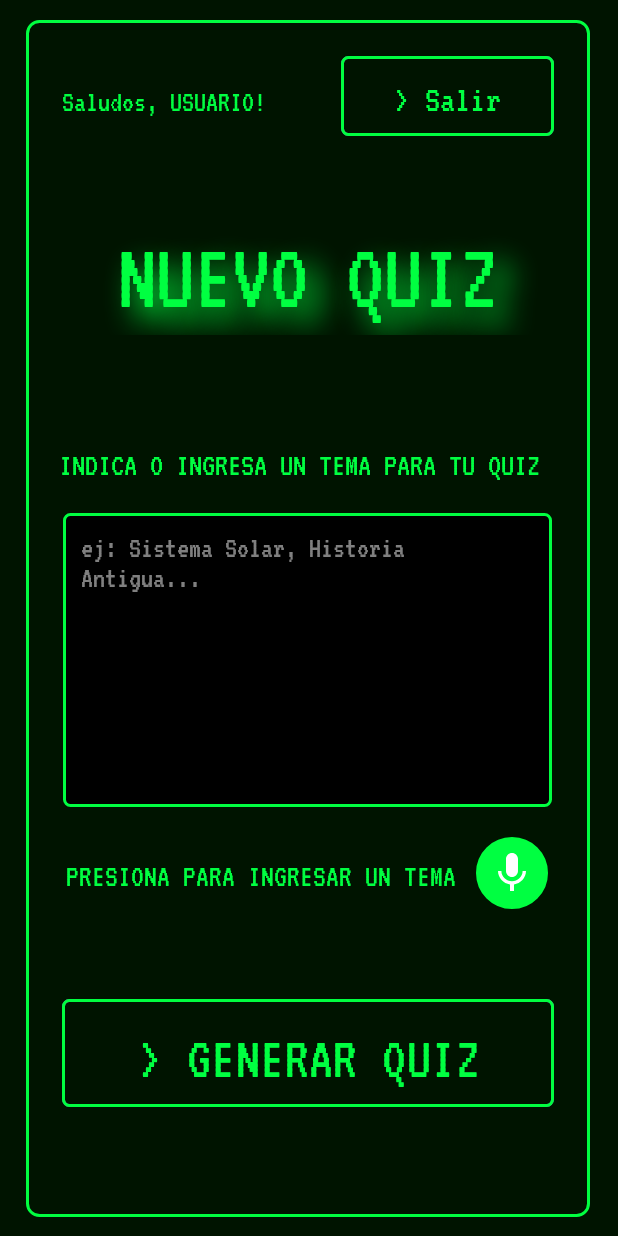
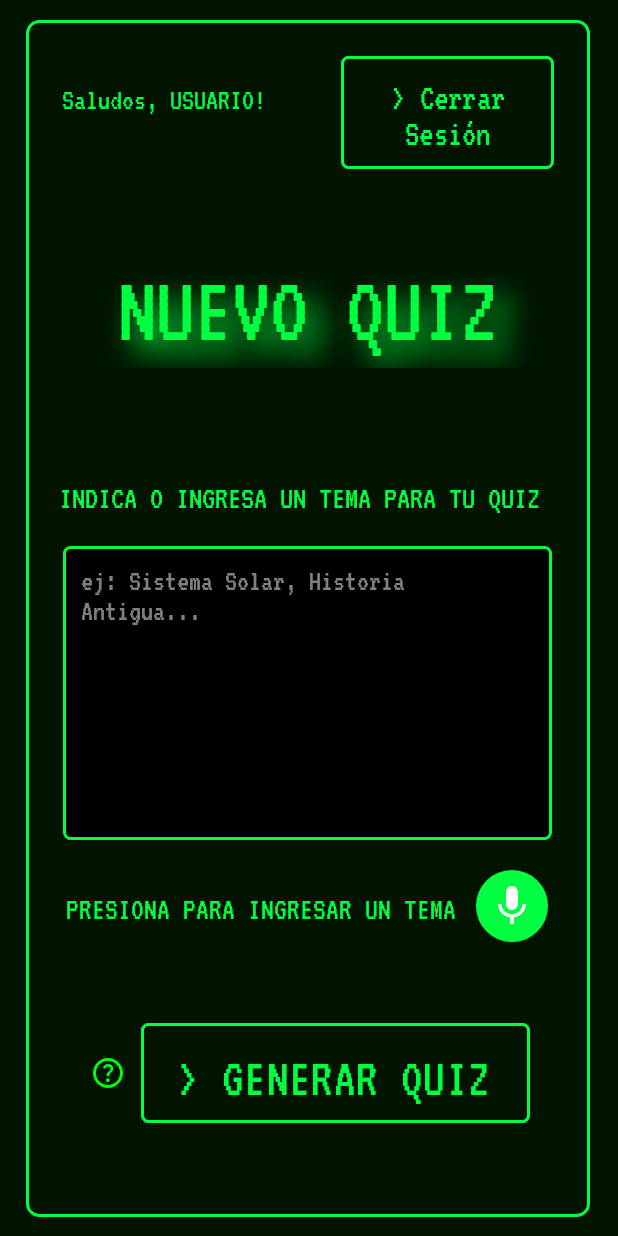
Before and after one commit to BrunoGust/TriviaTrainer, an Android app: the InicioActivity screen opened directly, with no data from a screen before it, on a phone screen of 412 x 824 dp. Run offline under Robolectric (Android 15) with nearby library versions, the phone set to English and light mode, and no system bars; libraries missing offline, so code that uses them is left out: com.google.ai.client; 3 statements that could not run were skipped.

Commit message:
Agregar boton ayuda contextual a pantalla inicio

```diff
--- a/app/src/main/res/layout/activity_inicio.xml
+++ b/app/src/main/res/layout/activity_inicio.xml
@@ -28,18 +28,18 @@
             android:id="@+id/fragmentContainerView"
             android:layout_width="match_parent"
             android:layout_height="wrap_content">
-
+            <!-- Botón saludos usuario -->
             <TextView
-                android:id="@+id/textView4"
+                android:id="@+id/saludo_usuario_inicio"
                 android:layout_width="wrap_content"
                 android:layout_height="wrap_content"
                 android:fontFamily="@font/vt323"
                 android:text="Saludos, USUARIO!"
                 android:textColor="@color/text_color"
                 android:textSize="20dp" />
-
+            <!-- Botón cerrar sesion -->
             <Button
-                android:id="@+id/salir_btn"
+                android:id="@+id/cerrar_sesion_inicio"
                 android:layout_width="wrap_content"
                 android:layout_height="wrap_content"
                 android:layout_marginLeft="50dp"
@@ -47,14 +47,14 @@
                 android:background="@drawable/generic_button_selector"
                 android:fontFamily="@font/vt323"
                 android:foreground="@drawable/button_border_green"
-                android:text="@string/salir_btn"
+                android:text="> Cerrar Sesión"
                 android:textColor="@color/text_color"
-                android:textSize="25sp" />
+                android:textSize="24sp" />
 
         </LinearLayout>
 
         <TextView
-            android:id="@+id/textView"
+            android:id="@+id/textViewNuevoQuiz"
             android:layout_width="match_parent"
             android:layout_height="87dp"
             android:layout_marginTop="45dp"
@@ -69,7 +69,7 @@
             android:textSize="64sp" />
 
         <TextView
-            android:id="@+id/textView2"
+            android:id="@+id/textViewIndicacionesNuevoQuiz"
             android:layout_width="332dp"
             android:layout_height="wrap_content"
             android:layout_marginTop="70sp"
@@ -127,18 +127,44 @@
                 android:src="@drawable/icon_microphono_white" />
 
         </LinearLayout>
+        <LinearLayout
+            android:layout_width="match_parent"
+            android:layout_height="match_parent"
+            android:orientation="horizontal"
+            android:layout_marginTop="16dp"
+            android:paddingHorizontal="16dp"
+            android:gravity="center_vertical"
+            android:weightSum="10">
 
+            <!-- Botón de ayuda contextual inicio -->
+            <ImageButton
+                android:id="@+id/buttonHelpInicio"
+                android:layout_width="0dp"
+                android:layout_height="wrap_content"
+                android:layout_weight="1"
+                android:layout_marginEnd="8dp"
+                android:src="@drawable/help_24px"
+                android:background="@null"
+                app:tint="#00FF11"
+                android:contentDescription="boton de ayuda" />
+
+            <!-- Botón generar quiz -->
             <Button
                 android:id="@+id/generar_quiz_btn"
-            android:layout_width="match_parent"
+                android:layout_width="0dp"
                 android:layout_height="wrap_content"
-            android:layout_marginTop="60sp"
+                android:layout_weight="9"
+                android:gravity="left"
                 android:background="@drawable/generic_button_selector"
                 android:fontFamily="@font/vt323"
                 android:foreground="@drawable/button_border_green"
                 android:text="@string/generar_quiz"
                 android:textColor="@color/text_color"
-            android:textSize="40dp" />
+                android:textSize="36sp" />
+        </LinearLayout>
+
+
+
 
     </LinearLayout>
 
```
Lines whose indentation alone changed are shown as unchanged.
